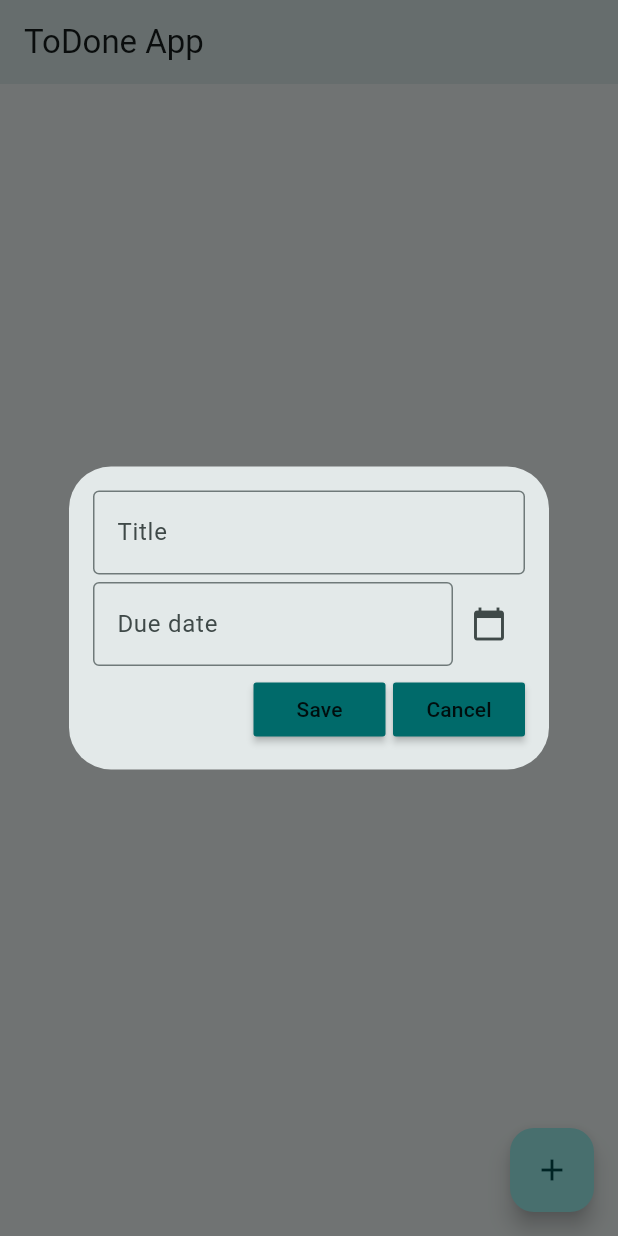
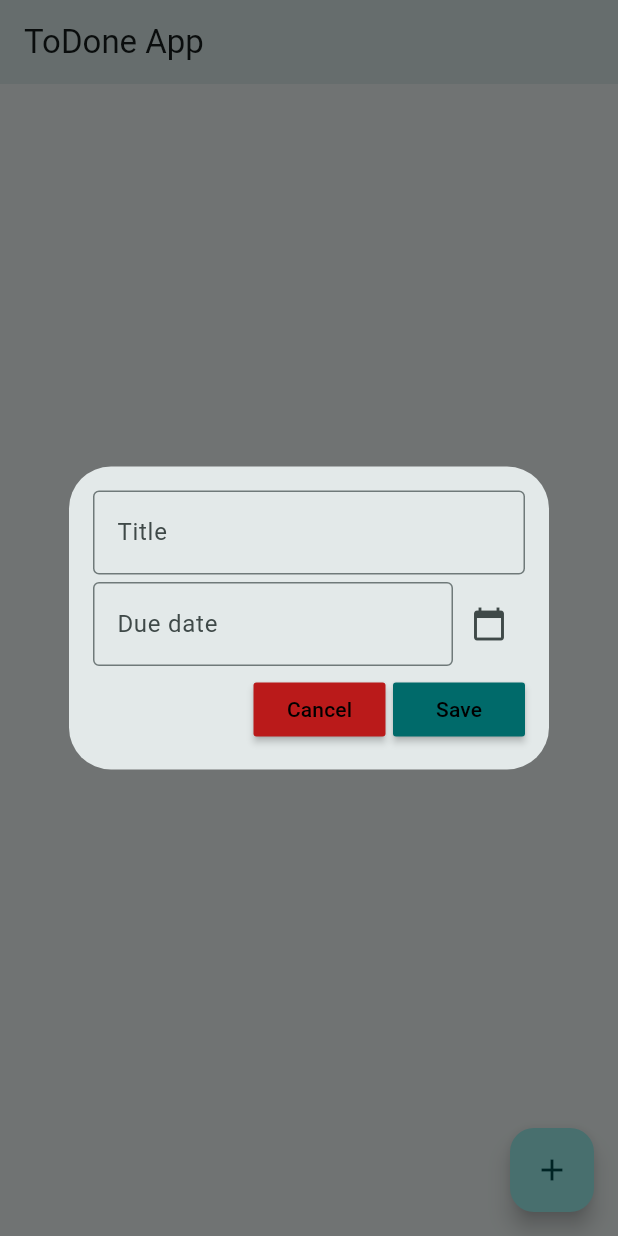
Before and after one commit to UriMtzF/todone_app, a Flutter app: the screen it shows after launch, after a tap on the "add" icon, on a phone screen of 412 x 824 dp. Run offline on Flutter 3.47's test engine with Material 3 defaults, Android fonts, the phone set to English and light mode, and no system bars; our stand-ins replace flutter_slidable; missing offline and left inert: todone_lib.

Commit message:
Improved UX/UI of action buttons

```diff
--- a/lib/util/action_button.dart
+++ b/lib/util/action_button.dart
@@ -4,13 +4,20 @@ import 'package:flutter/material.dart';
 class ActionButton extends StatelessWidget {
   final String text;
   VoidCallback onPressed;
-  ActionButton({super.key, required this.text, required this.onPressed});
+  final Color color;
+  ActionButton({
+    super.key,
+    required this.text,
+    required this.color,
+    required this.onPressed,
+  });
 
   @override
   Widget build(BuildContext context) {
     return MaterialButton(
       onPressed: onPressed,
-      color: Theme.of(context).primaryColor,
+      color: color,
+      textColor: Colors.black,
       child: Text(text),
     );
   }
--- a/lib/util/dialog_box.dart
+++ b/lib/util/dialog_box.dart
@@ -96,20 +96,24 @@ class DialogBox extends StatelessWidget {
               children: [
                 Flexible(
                   child: ActionButton(
+                    text: S.current.cancel,
+                    color: Theme.of(context).colorScheme.error,
+                    onPressed: onCancel,
+                  ),
+                ),
+                const SizedBox(
+                  width: 5,
+                ),
+                Flexible(
+                  child: ActionButton(
                     text: S.current.save,
+                    color: Theme.of(context).colorScheme.primary,
                     onPressed: () {
                       if (_formKey.currentState!.validate()) {
                         onSave(dueDate);
                       }
                     },
                   ),
-                ),
-                const SizedBox(
-                  width: 5,
-                ),
-                Flexible(
-                  child:
-                      ActionButton(text: S.current.cancel, onPressed: onCancel),
                 ),
               ],
             )
```
